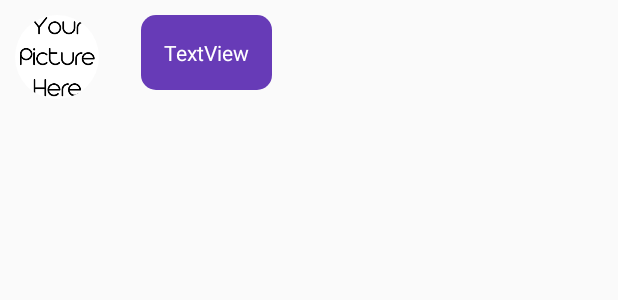
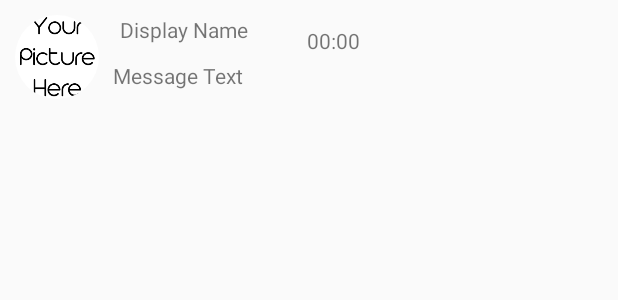
Before and after one commit to Amit1110/Go-Chat, an Android app: the layout message_single_layout.xml on its own in the app's theme, with its tools: preview values and no code run, on a phone screen of 412 x 824 dp. Shown: the top 300 px of the screen. Run offline under Robolectric (Android 15) with nearby library versions, the phone set to English and light mode, and no system bars.

```diff
--- a/app/src/main/res/layout/message_single_layout.xml
+++ b/app/src/main/res/layout/message_single_layout.xml
@@ -12,16 +12,33 @@
         android:src="@drawable/photo" />
 
     <TextView
+        android:id="@+id/name_text_layout"
+        android:layout_width="wrap_content"
+        android:layout_height="wrap_content"
+        android:layout_alignTop="@+id/time_text_layout"
+        android:layout_alignParentStart="true"
+        android:layout_marginStart="70dp"
+        android:layout_marginTop="-7dp"
+        android:text="Display Name" />
+
+    <TextView
         android:id="@+id/message_text_layout"
         android:layout_width="wrap_content"
         android:layout_height="wrap_content"
-        android:layout_alignParentStart="true"
-        android:layout_alignParentTop="true"
-        android:layout_marginStart="84dp"
-        android:layout_marginTop="0dp"
-        android:background="@drawable/message_text_background"
-        android:padding="15dp"
-        android:text="TextView"
-        android:textColor="@android:color/white" />
+        android:layout_alignEnd="@+id/name_text_layout"
+        android:layout_alignBottom="@+id/message_image_layout"
+        android:layout_marginEnd="3dp"
+        android:layout_marginBottom="6dp"
+        android:text="Message Text" />
+
+    <TextView
+        android:id="@+id/time_text_layout"
+        android:layout_width="wrap_content"
+        android:layout_height="wrap_content"
+        android:layout_above="@+id/message_text_layout"
+        android:layout_alignParentEnd="true"
+        android:layout_marginEnd="162dp"
+        android:layout_marginBottom="4dp"
+        android:text="00:00" />
 
 </RelativeLayout>
```
Also changed, not shown: app/src/main/java/com/example/amit/hey/ChatActivity.java (+28 -1 lines), app/src/main/java/com/example/amit/hey/MessageAdapter.java (+28 -1 lines), app/src/main/res/layout/activity_chat.xml (+10 -0 lines).
